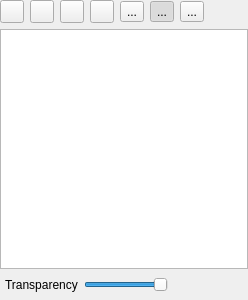
crafter2d/crafter2d, file crafter/workshop/layerpanel.ui: the form before one commit.
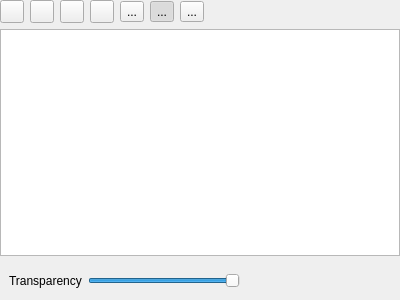
The form after the commit. Icons and pictures are not drawn.

Commit message: * added transparency to tile view * added tileset selection in new world/layer wizard * added position info to AST * improved error reporting in yasc and Crafter Workshop -> now show errors in output panel and double clicks goto correct line

Diff of the .ui file:
```diff
--- a/crafter/workshop/layerpanel.ui
+++ b/crafter/workshop/layerpanel.ui
@@ -6,7 +6,7 @@
    <rect>
     <x>0</x>
     <y>0</y>
-    <width>248</width>
+    <width>400</width>
     <height>300</height>
    </rect>
   </property>
@@ -149,15 +149,6 @@
     <item>
      <widget class="QWidget" name="widget_2" native="true">
       <layout class="QHBoxLayout" name="horizontalLayout_2">
-       <property name="leftMargin">
-        <number>5</number>
-       </property>
-       <property name="topMargin">
-        <number>0</number>
-       </property>
-       <property name="bottomMargin">
-        <number>5</number>
-       </property>
        <item>
         <widget class="QLabel" name="label">
          <property name="text">
@@ -167,10 +158,19 @@
        </item>
        <item>
         <widget class="QSlider" name="transparencySlider">
+         <property name="sizePolicy">
+          <sizepolicy hsizetype="Expanding" vsizetype="Fixed">
+           <horstretch>0</horstretch>
+           <verstretch>0</verstretch>
+          </sizepolicy>
+         </property>
          <property name="maximum">
           <number>100</number>
          </property>
-         <property name="sliderPosition">
+         <property name="singleStep">
+          <number>2</number>
+         </property>
+         <property name="value">
           <number>100</number>
          </property>
          <property name="orientation">
@@ -183,9 +183,12 @@
          <property name="orientation">
           <enum>Qt::Horizontal</enum>
          </property>
+         <property name="sizeType">
+          <enum>QSizePolicy::Expanding</enum>
+         </property>
          <property name="sizeHint" stdset="0">
           <size>
-           <width>40</width>
+           <width>50</width>
            <height>20</height>
           </size>
          </property>
```
The commit also changes 69 other files.
